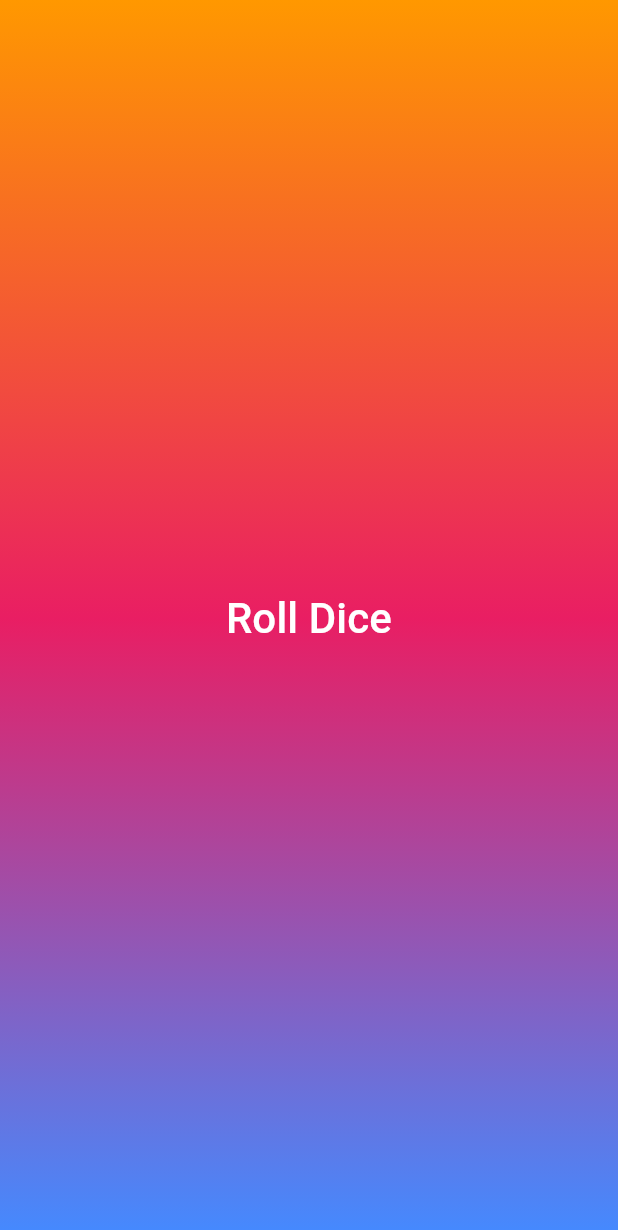
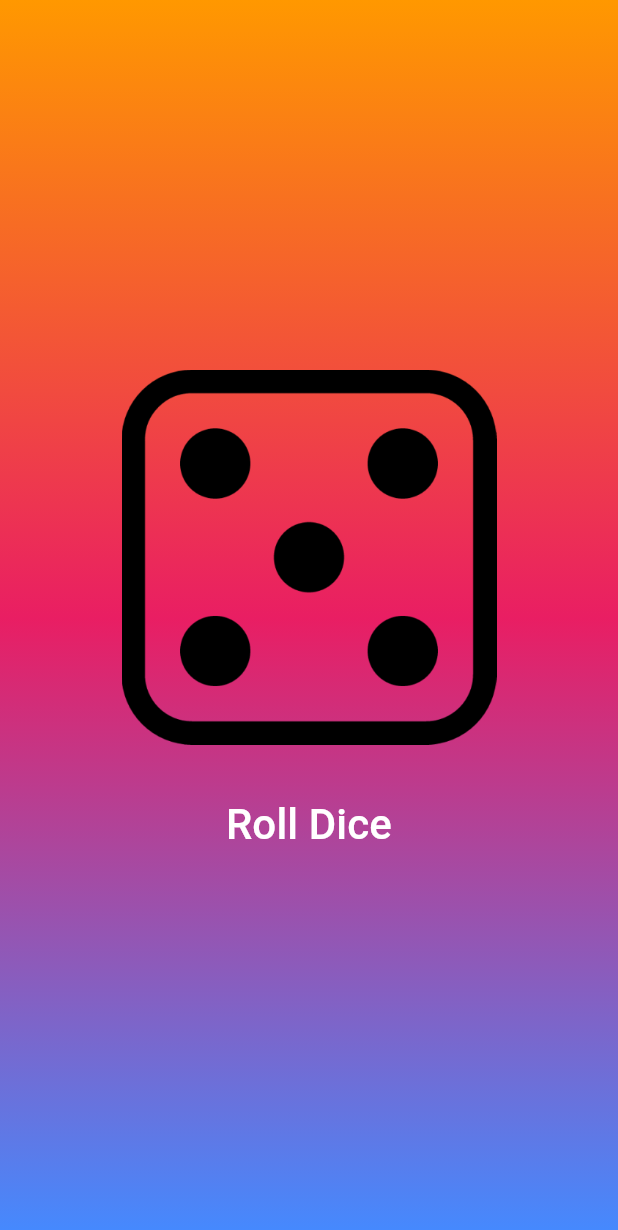
Before and after one commit to rafiul9040devapp/Test_Geet, a Flutter app: the screen it shows after launch, after a tap on "Roll Dice", on a phone screen of 412 x 824 dp. Shown: the top 1230 px of the screen. Run offline on Flutter 3.47's test engine with Material 3 defaults, Android fonts, the phone set to English and light mode, and no system bars; our stand-ins replace get, lottie, transparent_image; project files that could hold a hidden picture were left out.

Commit message:
app theme is done

```diff
--- a/lib/app_theme/dice_roll.dart
+++ b/lib/app_theme/dice_roll.dart
@@ -1,4 +1,9 @@
+import 'dart:math';
+
 import 'package:flutter/material.dart';
+
+var imagePath = 'assets/images/dice-1.png';
+var randomNumber = Random();
 
 class DiceRoll extends StatefulWidget {
   const DiceRoll({super.key});
@@ -15,8 +20,13 @@ class _DiceRollState extends State<DiceRoll> {
       crossAxisAlignment: CrossAxisAlignment.center,
       mainAxisSize: MainAxisSize.max,
       children: [
+        Image.asset(
+          imagePath,
+          width: 250,
+        ),
+        const SizedBox(height: 25),
         TextButton(
-          onPressed: () {},
+          onPressed: changeTheDiceNumber,
           child: const Text(
             'Roll Dice',
             textAlign: TextAlign.center,
@@ -26,4 +36,13 @@ class _DiceRollState extends State<DiceRoll> {
       ],
     );
   }
+
+  void changeTheDiceNumber() {
+    setState(
+      () {
+        var number = randomNumber.nextInt(6) + 1;
+        imagePath = 'assets/images/dice-$number.png';
+      },
+    );
+  }
 }
```
